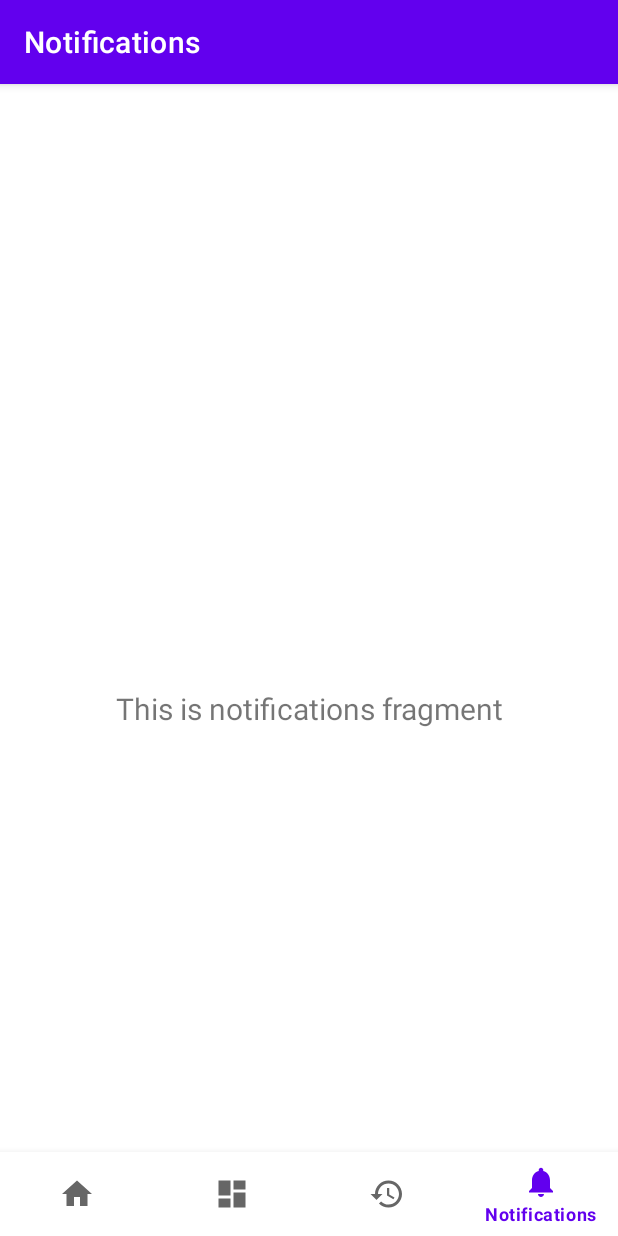
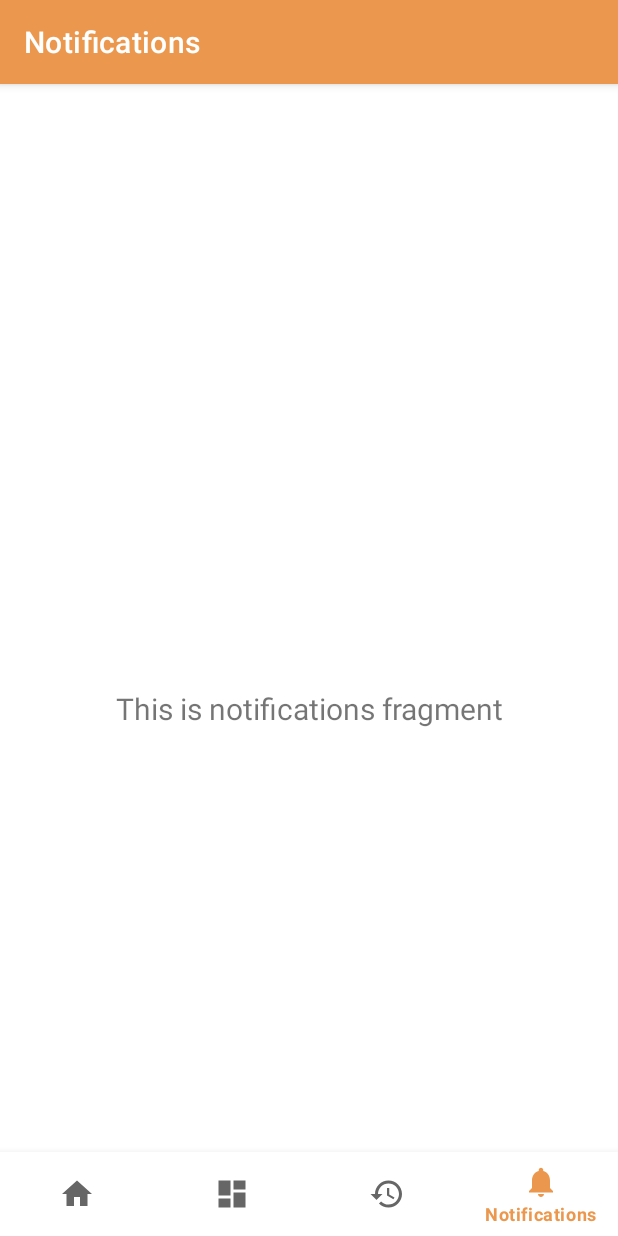
Before and after one commit to guillermotzuc/fastingapp, an Android app: the screen it shows after launch (MainActivity), item 4 of the bottom bar chosen, on a phone screen of 412 x 824 dp. Run offline under Robolectric (Android 15) with nearby library versions, the phone set to English and light mode, and no system bars; our stand-ins replace Room's generated code, navigation-ui.

Commit message:
Set theme color

```diff
--- /dev/null
+++ b/personaltracker/app/src/main/res/drawable/ic_arrow_right_light_orange_24.xml
@@ -0,0 +1,5 @@
+<vector xmlns:android="http://schemas.android.com/apk/res/android" android:autoMirrored="true" android:height="24dp" android:tint="#EDBB99" android:viewportHeight="24" android:viewportWidth="24" android:width="24dp">
+
+    <path android:fillColor="@android:color/white" android:pathData="M10,17l5,-5 -5,-5v10z"/>
+
+</vector>
--- a/personaltracker/app/src/main/res/layout/activity_listview.xml
+++ b/personaltracker/app/src/main/res/layout/activity_listview.xml
@@ -8,5 +8,5 @@
     android:padding="5dip"
     android:textSize="20sp"
     android:textStyle="bold"
-    android:drawableLeft="@drawable/ic_arrow_right_black_24dp">
+    android:drawableLeft="@drawable/ic_arrow_right_light_orange_24">
 </TextView>
--- a/personaltracker/app/src/main/res/values/colors.xml
+++ b/personaltracker/app/src/main/res/values/colors.xml
@@ -7,4 +7,8 @@
     <color name="teal_700">#FF018786</color>
     <color name="black">#FF000000</color>
     <color name="white">#FFFFFFFF</color>
+
+    <color name="light_orange">#edbb99</color>
+    <color name="dark_orange">#eb984e</color>
+
 </resources>
--- a/personaltracker/app/src/main/res/values/themes.xml
+++ b/personaltracker/app/src/main/res/values/themes.xml
@@ -2,11 +2,11 @@
     <!-- Base application theme. -->
     <style name="Theme.Personaltracker" parent="Theme.MaterialComponents.DayNight.DarkActionBar">
         <!-- Primary brand color. -->
-        <item name="colorPrimary">@color/purple_500</item>
-        <item name="colorPrimaryVariant">@color/purple_700</item>
+        <item name="colorPrimary">@color/dark_orange</item>
+        <item name="colorPrimaryVariant">@color/light_orange</item>
         <item name="colorOnPrimary">@color/white</item>
         <!-- Secondary brand color. -->
-        <item name="colorSecondary">@color/teal_200</item>
+        <item name="colorSecondary">@color/light_orange</item>
         <item name="colorSecondaryVariant">@color/teal_700</item>
         <item name="colorOnSecondary">@color/black</item>
         <!-- Status bar color. -->
```
